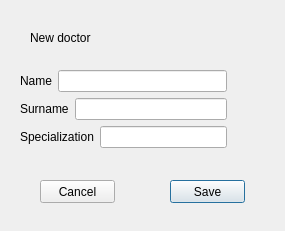
Old version of the form courses/prog_base_3/project/ClinicsManagementSystem/adminnewdoctor.ui in the repository KarinaChumak/KPIrepository.
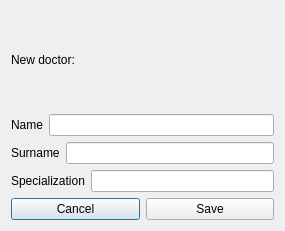
New version of the form.

Diff of the .ui file:
```diff
--- a/courses/prog_base_3/project/ClinicsManagementSystem/adminnewdoctor.ui
+++ b/courses/prog_base_3/project/ClinicsManagementSystem/adminnewdoctor.ui
@@ -13,67 +13,22 @@
   <property name="windowTitle">
    <string>Dialog</string>
   </property>
+  <layout class="QGridLayout" name="gridLayout">
+   <item row="0" column="0">
   <widget class="QLabel" name="label_title">
-   <property name="geometry">
-    <rect>
-     <x>30</x>
-     <y>30</y>
-     <width>61</width>
-     <height>16</height>
-    </rect>
-   </property>
    <property name="text">
     <string>New doctor:</string>
    </property>
   </widget>
-  <widget class="QPushButton" name="pushButton_save">
-   <property name="geometry">
-    <rect>
-     <x>170</x>
-     <y>180</y>
-     <width>75</width>
-     <height>23</height>
-    </rect>
-   </property>
-   <property name="text">
-    <string>Save</string>
-   </property>
-  </widget>
-  <widget class="QPushButton" name="pushButton_cancel">
-   <property name="geometry">
-    <rect>
-     <x>40</x>
-     <y>180</y>
-     <width>75</width>
-     <height>23</height>
-    </rect>
-   </property>
-   <property name="text">
-    <string>Cancel</string>
-   </property>
-  </widget>
+   </item>
+   <item row="0" column="1">
   <widget class="QLabel" name="label_status">
-   <property name="geometry">
-    <rect>
-     <x>200</x>
-     <y>30</y>
-     <width>61</width>
-     <height>16</height>
-    </rect>
-   </property>
    <property name="text">
     <string/>
    </property>
   </widget>
-  <widget class="QWidget" name="">
-   <property name="geometry">
-    <rect>
-     <x>20</x>
-     <y>70</y>
-     <width>207</width>
-     <height>80</height>
-    </rect>
-   </property>
+   </item>
+   <item row="1" column="0" colspan="2">
    <layout class="QVBoxLayout" name="verticalLayout">
     <item>
      <layout class="QHBoxLayout" name="horizontalLayout">
@@ -118,7 +73,22 @@
      </layout>
     </item>
    </layout>
-  </widget>
+   </item>
+   <item row="2" column="0">
+    <widget class="QPushButton" name="pushButton_cancel">
+     <property name="text">
+      <string>Cancel</string>
+     </property>
+    </widget>
+   </item>
+   <item row="2" column="1">
+    <widget class="QPushButton" name="pushButton_save">
+     <property name="text">
+      <string>Save</string>
+     </property>
+    </widget>
+   </item>
+  </layout>
  </widget>
  <resources/>
  <connections/>
```
Lines whose indentation alone changed are shown as unchanged.
